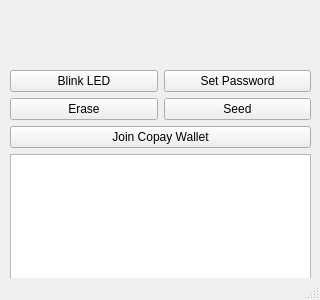
Old version of the form src/qt/ui/overview.ui in the repository jonasschnelli/dbb-app.
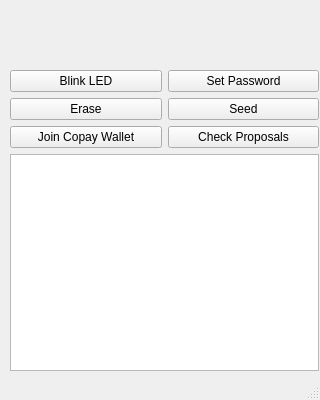
New version of the form. Icons and pictures are not drawn.

Commit message: support for Copay TxProposal signing (Testnet only)

The edit to the form file:
```diff
--- a/src/qt/ui/overview.ui
+++ b/src/qt/ui/overview.ui
@@ -7,19 +7,19 @@
     <x>0</x>
     <y>0</y>
     <width>320</width>
-    <height>300</height>
+    <height>400</height>
    </rect>
   </property>
   <property name="minimumSize">
    <size>
     <width>320</width>
-    <height>300</height>
+    <height>400</height>
    </size>
   </property>
   <property name="maximumSize">
    <size>
     <width>320</width>
-    <height>300</height>
+    <height>400</height>
    </size>
   </property>
   <property name="windowTitle">
@@ -62,16 +62,22 @@
       <x>0</x>
       <y>60</y>
       <width>321</width>
-      <height>221</height>
+      <height>321</height>
      </rect>
     </property>
+    <property name="sizePolicy">
+     <sizepolicy hsizetype="Preferred" vsizetype="Expanding">
+      <horstretch>0</horstretch>
+      <verstretch>0</verstretch>
+     </sizepolicy>
+    </property>
     <widget class="QWidget" name="verticalLayoutWidget">
      <property name="geometry">
       <rect>
        <x>0</x>
        <y>0</y>
-       <width>321</width>
-       <height>233</height>
+       <width>329</width>
+       <height>321</height>
       </rect>
      </property>
      <layout class="QVBoxLayout" name="verticalLayout">
@@ -124,14 +130,25 @@
        </layout>
       </item>
       <item>
-       <layout class="QHBoxLayout" name="horizontalLayout_3"/>
-      </item>
+       <layout class="QHBoxLayout" name="horizontalLayout_3">
+        <property name="topMargin">
+         <number>0</number>
+        </property>
       <item>
        <widget class="QPushButton" name="joinCopayWallet">
         <property name="text">
          <string>Join Copay Wallet</string>
         </property>
        </widget>
+        </item>
+        <item>
+         <widget class="QPushButton" name="checkProposals">
+          <property name="text">
+           <string>Check Proposals</string>
+          </property>
+         </widget>
+        </item>
+       </layout>
       </item>
       <item>
        <widget class="QTextEdit" name="textEdit"/>
```
Lines whose indentation alone changed are shown as unchanged. The commit also changes 4 other files.
